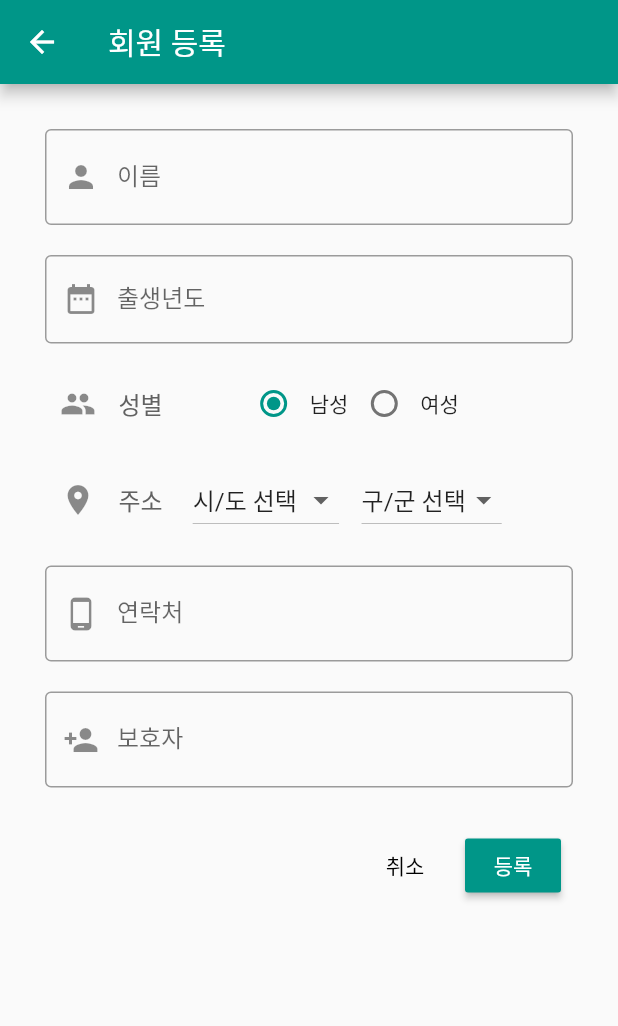
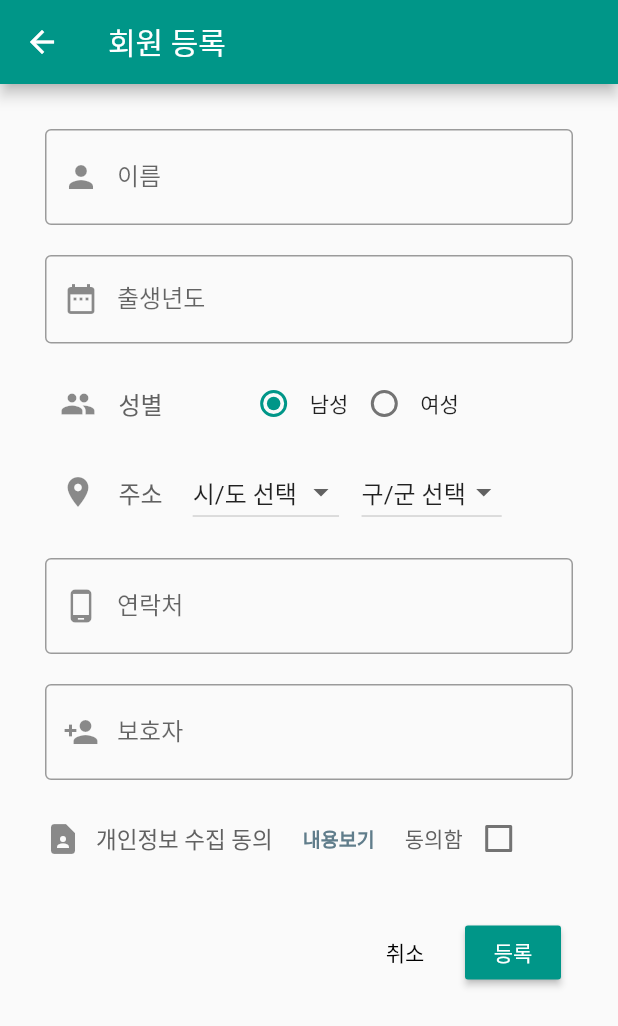
Before and after one commit to devkim0219/lebengrida, a Flutter app: the JoinPage screen opened by its route, on a phone screen of 412 x 824 dp. Shown: the top 1026 px of the screen. Run offline on Flutter 3.47's test engine with Material 2 defaults, Android fonts, the phone set to English and light mode, and no system bars; drawn by our look-alikes of group_radio_button; our stand-ins replace audioplayers, circular_countdown_timer, flick_video_player, fluttertoast, video_player; missing offline and left inert: foundation_fluttify; accounts and stored records are empty.

Commit message:
회원 등록 시 개인정보 수집 동의 체크 여부 확인

```diff
--- a/lebengrida/lib/screens/join.dart
+++ b/lebengrida/lib/screens/join.dart
@@ -15,6 +15,8 @@ class JoinPageState extends State<JoinPage> {
   final _fKey = GlobalKey<FormState>();
 
   String year;
+  bool _isShowAgree = false;
+  bool _isAgree = false;
 
   String _selectedGender = '남성';
   List<String> _gender = ['남성', '여성'];
@@ -34,7 +36,7 @@ class JoinPageState extends State<JoinPage> {
   final List<String> _ulsan = ["구/군 선택","남구","동구","북구","중구","울주군"];
   final List<String> _busan = ["구/군 선택","강서구","금정구","남구","동구","동래구","부산진구","북구","사상구","사하구","서구","수영구","연제구","영도구","중구","해운대구","기장군"];
   final List<String> _gyeonggi = ["구/군 선택","고양시","과천시","광명시","광주시","구리시","군포시","김포시","남양주시","동두천시","부천시","성남시","수원시","시흥시","안산시","안성시","안양시","양주시","오산시","용인시","의왕시","의정부시","이천시","파주시","평택시","포천시","하남시","화성시","가평군","양평군","여주군","연천군"];
-  final  List<String> _gangwon = ["구/군 선택","강릉시","동해시","삼척시","속초시","원주시","춘천시","태백시","고성군","양구군","양양군","영월군","인제군","정선군","철원군","평창군","홍천군","화천군","횡성군"];
+  final List<String> _gangwon = ["구/군 선택","강릉시","동해시","삼척시","속초시","원주시","춘천시","태백시","고성군","양구군","양양군","영월군","인제군","정선군","철원군","평창군","홍천군","화천군","횡성군"];
   final List<String> _chungbuk = ["구/군 선택","제천시","청주시","충주시","괴산군","단양군","보은군","영동군","옥천군","음성군","증평군","진천군","청원군"];
   final List<String> _chungnam = ["구/군 선택","계룡시","공주시","논산시","보령시","서산시","아산시","천안시","금산군","당진군","부여군","서천군","연기군","예산군","청양군","태안군","홍성군"];
   final List<String> _jeonbuk = ["구/군 선택","군산시","김제시","남원시","익산시","전주시","정읍시","고창군","무주군","부안군","순창군","완주군","임실군","장수군","진안군"];
@@ -115,6 +117,56 @@ class JoinPageState extends State<JoinPage> {
           );
   }
 
+  // 개인정보 수집 동의서 대화창
+  _showContent() {
+    showDialog(
+      context: context,
+      builder: (context) {
+        return AlertDialog(
+          title: Text(
+            '개인정보 수집·이용에 관한 동의서',
+            textAlign: TextAlign.center,
+            style: TextStyle(
+              fontSize: 16,
+              fontWeight: FontWeight.bold,
+            ),
+          ),
+          content: Container(
+            height: MediaQuery.of(context).size.height / 2.0,
+            width: MediaQuery.of(context).size.width,
+            color: Colors.white,
+            child: SingleChildScrollView(
+              child: Text(
+                '주식회사 레벤그리다한국문화다양성연구원은 개인정보보호법 등 관련 법상의 개인정보보호규정을 준수하여 스마트 화행검사 서비스 또는 스마트 스피치(S-Speech) 내 이용자 식별, 회원관리 및 서비스 제공을 위해 개인정보보호법에 의거하여 개인정보를 수집·이용·제공함에 있어 아래와 같은 동의를 받고자합니다.\n'
+                + '다음과 같이 서비스 이용 및 회원들의 관리, 서비스제공 등에 따른 보호자 연락처의 보관 등과 같이 반드시 필요한 범위내에서 회원의 개인정보 수집, 이용, 보관하고 이를 제3자에게 제공하는데 동의를 받고자합니다.\n\n'
+                + '1. 개인정보 수집 목적\n'
+                + '서비스 이용, 제공, 평가, 이용자식별, 관리등, 기타 법령으로 정한 용도로의 활용 및 제3자에 대한 제공\n\n'
+                + '2. 수집항목\n'
+                + '가. 필수항목 : 이름, 성별, 주민등록번호 앞 6자리, 주소, 휴대폰번호(연락을 목적으로 사용 가능), 1차 보호자 또는 대리인 연락처\n'
+                + '나. 선택항목 : 가족관계\n\n'
+                + '3. 개인정보 보유 및 이용기간\n'
+                + '서비스 탈퇴시 1년간 보관\n\n'
+                + '4. 제3자에 대한 제공 동의\n'
+                + '가. 제공 받은 자 : 사업장의 사업주 또는 담당자\n'
+                + '나. 제공 받은 자의 목적 : 정보제공자의 서비스 이용자 관리, 평가, 서비스 제공 등\n'
+                + '다. 제공하는 항목 : 정보 주체가 제출한 개인정보에 기재된 사항 일체\n'
+                + '라. 제공 받은 자의 보유/이용기간 : 정보 주체가 해당 서비스를 이용하는 기간 동안\n'
+                + '마. 동의 거부권 : 귀 개인정보의 수집·이용에 대한 동의를 거부할 수 있으며, 동의하지 않는 경우 서비스 이용 거부로 서비스이용 및 평가에 제한 또는 거절 될 수 있습니다.\n\n'
+                + '5. 개인정보의 수집·이용에 대한 동의 거부\n'
+                + '개인정보의 수집·이용을 거부할 수 있습니다. 다만, 개인정보의 수집·이용 등에 동의하지 않을 경우 서비스 이용자 식별, 관리 서비스 평가 등의 이용이 어려울 수 있습니다.\n\n\n'
+                + '주식회사 레벤그리다한국문화다양성연구원 대표이사 귀하\n',
+                style: TextStyle(
+                  fontSize: 14,
+                  color: Colors.black87,
+                ),
+              ),
+            )
+          ),
+        );
+      }
+    );
+  }
+
   // 회원 등록 정보 입력 폼
   Widget inputForm() {
     return Form(
@@ -170,7 +222,7 @@ class JoinPageState extends State<JoinPage> {
             ),
           ),
           Padding(
-            padding: EdgeInsets.only(bottom: 20),
+            padding: EdgeInsets.only(bottom: 15),
             child: Row(
               children: [
                 SizedBox(width: 10),
@@ -256,7 +308,7 @@ class JoinPageState extends State<JoinPage> {
             ),
           ),
           Padding(
-            padding: EdgeInsets.only(bottom: 20),
+            padding: EdgeInsets.only(bottom: 15),
             child: TextFormField(
               controller: _protectorController,
               decoration: InputDecoration(
@@ -271,6 +323,57 @@ class JoinPageState extends State<JoinPage> {
                 }
                 return null;
               },
+            ),
+          ),
+          Padding(
+            padding: EdgeInsets.only(bottom: 20),
+            child: Row(
+              children: <Widget>[
+                Icon(
+                  Icons.contact_page,
+                  color: Colors.black45,
+                ),
+                SizedBox(width: 10),
+                Text(
+                  '개인정보 수집 동의',
+                  style: TextStyle(
+                    fontSize: 15,
+                    color: Colors.grey[700],
+                  ),
+                ),
+                FlatButton(
+                  child: Text(
+                    '내용보기',
+                    style: TextStyle(
+                      fontSize: 13,
+                      color: Colors.blueGrey,
+                      fontWeight: FontWeight.bold,
+                    ),
+                  ),
+                  onPressed: () {
+                    setState(() {
+                      _isShowAgree = true;
+                      _isAgree = true;
+                    });
+                    _showContent();
+                  },
+                ),
+                Text(
+                  '동의함',
+                  style: TextStyle(
+                    fontSize: 14,
+                    color: Colors.grey[700],
+                  ),
+                ),
+                Checkbox(
+                  value:  _isAgree,
+                  onChanged: (value) {
+                    setState(() {
+                      _isAgree = value;
+                    });
+                  },
+                ),
+              ],
             ),
           ),
           ButtonBar(
@@ -304,6 +407,16 @@ class JoinPageState extends State<JoinPage> {
 
   // 회원 등록
   _addUser() {
+    if (!_isAgree) {
+      Fluttertoast.showToast(
+        msg: '개인정보 수집 동의에 체크해주세요.',
+        toastLength: Toast.LENGTH_SHORT,
+        gravity: ToastGravity.BOTTOM,
+        timeInSecForIosWeb: 3
+      );
+      return;
+    }
+
     if (_selectedSido == '시/도 선택' || _selectedGuGun == '구/군 선택') {
       Fluttertoast.showToast(
         msg: '주소를 선택해주세요.',
--- a/lebengrida/lib/screens/update_info.dart
+++ b/lebengrida/lib/screens/update_info.dart
@@ -43,7 +43,7 @@ class UpdateInfoPageState extends State<UpdateInfoPage> {
   final List<String> _ulsan = ["구/군 선택","남구","동구","북구","중구","울주군"];
   final List<String> _busan = ["구/군 선택","강서구","금정구","남구","동구","동래구","부산진구","북구","사상구","사하구","서구","수영구","연제구","영도구","중구","해운대구","기장군"];
   final List<String> _gyeonggi = ["구/군 선택","고양시","과천시","광명시","광주시","구리시","군포시","김포시","남양주시","동두천시","부천시","성남시","수원시","시흥시","안산시","안성시","안양시","양주시","오산시","용인시","의왕시","의정부시","이천시","파주시","평택시","포천시","하남시","화성시","가평군","양평군","여주군","연천군"];
-  final  List<String> _gangwon = ["구/군 선택","강릉시","동해시","삼척시","속초시","원주시","춘천시","태백시","고성군","양구군","양양군","영월군","인제군","정선군","철원군","평창군","홍천군","화천군","횡성군"];
+  final List<String> _gangwon = ["구/군 선택","강릉시","동해시","삼척시","속초시","원주시","춘천시","태백시","고성군","양구군","양양군","영월군","인제군","정선군","철원군","평창군","홍천군","화천군","횡성군"];
   final List<String> _chungbuk = ["구/군 선택","제천시","청주시","충주시","괴산군","단양군","보은군","영동군","옥천군","음성군","증평군","진천군","청원군"];
   final List<String> _chungnam = ["구/군 선택","계룡시","공주시","논산시","보령시","서산시","아산시","천안시","금산군","당진군","부여군","서천군","연기군","예산군","청양군","태안군","홍성군"];
   final List<String> _jeonbuk = ["구/군 선택","군산시","김제시","남원시","익산시","전주시","정읍시","고창군","무주군","부안군","순창군","완주군","임실군","장수군","진안군"];
@@ -260,7 +260,7 @@ class UpdateInfoPageState extends State<UpdateInfoPage> {
             ),
           ),
           Padding(
-            padding: EdgeInsets.only(bottom: 20),
+            padding: EdgeInsets.only(bottom: 15),
             child: Row(
               children: [
                 SizedBox(width: 10),
```
Also changed, not shown: lebengrida/lib/screens/question.dart (+11 -8 lines).
